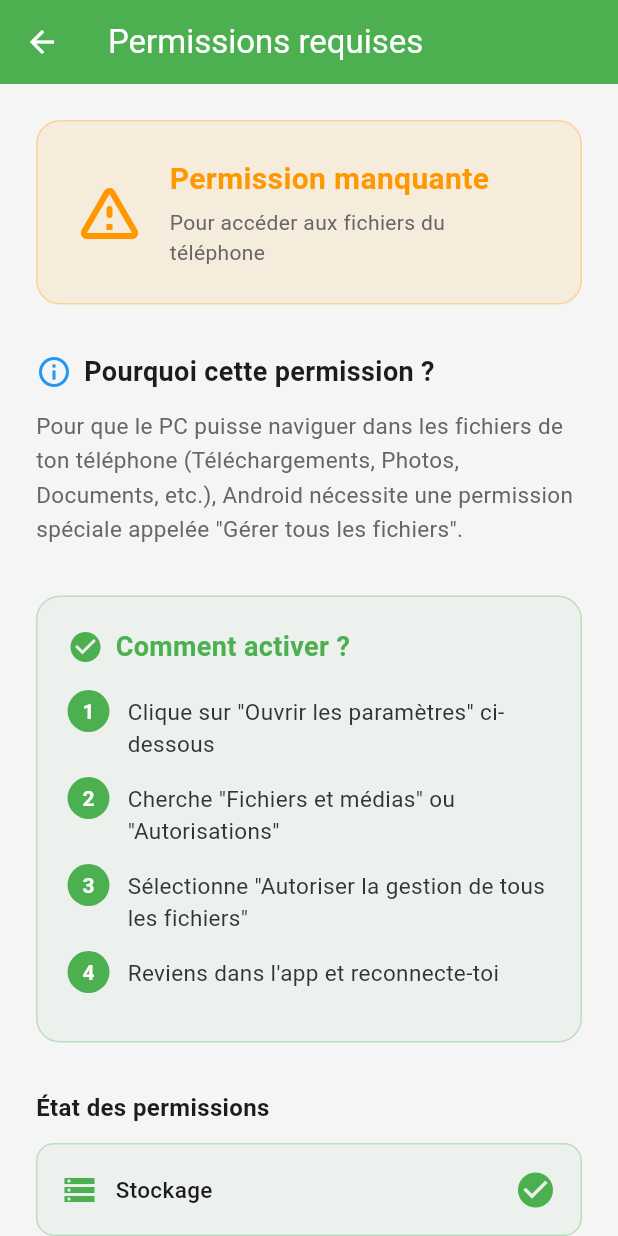
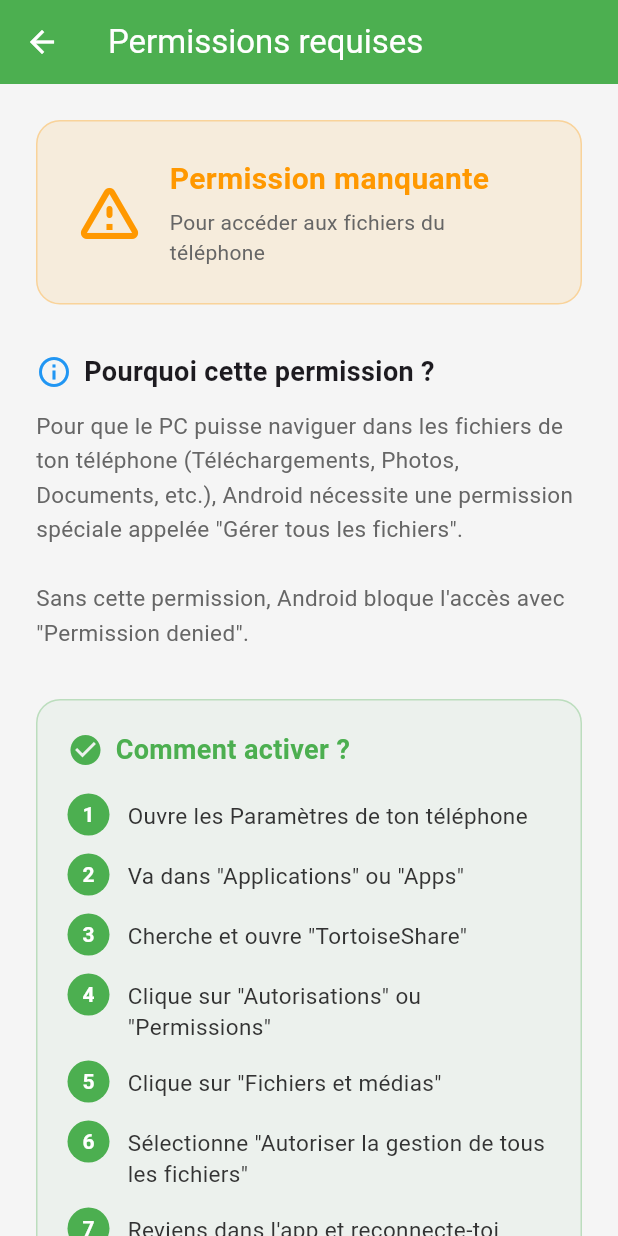
Before and after one commit to wendbenindo/tortoiseshare, a Flutter app: the PermissionsHelpScreen screen opened directly, on a phone screen of 412 x 824 dp. Run offline on Flutter 3.47's test engine with Material 3 defaults, Android fonts, the phone set to English and light mode, and no system bars; our stand-ins replace device_info_plus, file_picker, permission_handler.

Commit message:
work to make file displayed in the the turtoiseshare desktop

```diff
--- a/lib/screens/permissions_help_screen.dart
+++ b/lib/screens/permissions_help_screen.dart
@@ -2,39 +2,8 @@ import 'package:flutter/material.dart';
 import 'package:permission_handler/permission_handler.dart';
 import '../core/colors.dart';
 
-class PermissionsHelpScreen extends StatefulWidget {
+class PermissionsHelpScreen extends StatelessWidget {
   const PermissionsHelpScreen({super.key});
-
-  @override
-  State<PermissionsHelpScreen> createState() => _PermissionsHelpScreenState();
-}
-
-class _PermissionsHelpScreenState extends State<PermissionsHelpScreen> {
-  bool _isChecking = false;
-  PermissionStatus? _storageStatus;
-  PermissionStatus? _manageStorageStatus;
-
-  @override
-  void initState() {
-    super.initState();
-    _checkPermissions();
-  }
-
-  Future<void> _checkPermissions() async {
-    setState(() => _isChecking = true);
-
-    _storageStatus = await Permission.storage.status;
-    _manageStorageStatus = await Permission.manageExternalStorage.status;
-
-    setState(() => _isChecking = false);
-  }
-
-  Future<void> _openSettings() async {
-    await openAppSettings();
-    // Revérifier après retour
-    await Future.delayed(const Duration(seconds: 1));
-    _checkPermissions();
-  }
 
   @override
   Widget build(BuildContext context) {
@@ -57,9 +26,7 @@ class _PermissionsHelpScreenState extends State<PermissionsHelpScreen> {
             const SizedBox(height: 32),
             _buildSolutionSection(),
             const SizedBox(height: 32),
-            _buildPermissionStatus(),
-            const SizedBox(height: 32),
-            _buildActionButton(),
+            _buildActionButton(context),
           ],
         ),
       ),
@@ -128,7 +95,8 @@ class _PermissionsHelpScreenState extends State<PermissionsHelpScreen> {
         Text(
           'Pour que le PC puisse naviguer dans les fichiers de ton téléphone '
           '(Téléchargements, Photos, Documents, etc.), Android nécessite une '
-          'permission spéciale appelée "Gérer tous les fichiers".',
+          'permission spéciale appelée "Gérer tous les fichiers".\n\n'
+          'Sans cette permission, Android bloque l\'accès avec "Permission denied".',
           style: TextStyle(
             fontSize: 15,
             color: AppColors.textSecondary,
@@ -165,10 +133,13 @@ class _PermissionsHelpScreenState extends State<PermissionsHelpScreen> {
             ],
           ),
           const SizedBox(height: 16),
-          _buildStep(1, 'Clique sur "Ouvrir les paramètres" ci-dessous'),
-          _buildStep(2, 'Cherche "Fichiers et médias" ou "Autorisations"'),
-          _buildStep(3, 'Sélectionne "Autoriser la gestion de tous les fichiers"'),
-          _buildStep(4, 'Reviens dans l\'app et reconnecte-toi'),
+          _buildStep(1, 'Ouvre les Paramètres de ton téléphone'),
+          _buildStep(2, 'Va dans "Applications" ou "Apps"'),
+          _buildStep(3, 'Cherche et ouvre "TortoiseShare"'),
+          _buildStep(4, 'Clique sur "Autorisations" ou "Permissions"'),
+          _buildStep(5, 'Clique sur "Fichiers et médias"'),
+          _buildStep(6, 'Sélectionne "Autoriser la gestion de tous les fichiers"'),
+          _buildStep(7, 'Reviens dans l\'app et reconnecte-toi'),
         ],
       ),
     );
@@ -217,144 +188,44 @@ class _PermissionsHelpScreenState extends State<PermissionsHelpScreen> {
     );
   }
 
-  Widget _buildPermissionStatus() {
-    if (_isChecking) {
-      return const Center(child: CircularProgressIndicator());
-    }
-
+  Widget _buildActionButton(BuildContext context) {
     return Column(
-      crossAxisAlignment: CrossAxisAlignment.start,
       children: [
-        Text(
-          'État des permissions',
-          style: TextStyle(
-            fontSize: 16,
-            fontWeight: FontWeight.bold,
-          ),
-        ),
-        const SizedBox(height: 12),
-        _buildPermissionItem(
-          'Stockage',
-          _storageStatus,
-          Icons.storage,
-        ),
-        const SizedBox(height: 8),
-        _buildPermissionItem(
-          'Gérer tous les fichiers',
-          _manageStorageStatus,
-          Icons.folder_open,
-          isImportant: true,
-        ),
-      ],
-    );
-  }
-
-  Widget _buildPermissionItem(
-    String name,
-    PermissionStatus? status,
-    IconData icon, {
-    bool isImportant = false,
-  }) {
-    final isGranted = status?.isGranted ?? false;
-    final color = isGranted ? AppColors.success : AppColors.error;
-
-    return Container(
+        Container(
           padding: const EdgeInsets.all(16),
           decoration: BoxDecoration(
-        color: color.withOpacity(0.05),
+            color: AppColors.info.withOpacity(0.1),
             borderRadius: BorderRadius.circular(12),
-        border: Border.all(
-          color: color.withOpacity(0.3),
-          width: isImportant ? 2 : 1,
-        ),
+            border: Border.all(color: AppColors.info.withOpacity(0.3)),
           ),
           child: Row(
             children: [
-          Icon(icon, color: color, size: 24),
+              Icon(Icons.lightbulb_outline, color: AppColors.info),
               const SizedBox(width: 12),
               Expanded(
-            child: Column(
-              crossAxisAlignment: CrossAxisAlignment.start,
-              children: [
-                Text(
-                  name,
+                child: Text(
+                  'Astuce : Tu peux aussi chercher "Gérer tous les fichiers" '
+                  'directement dans la barre de recherche des Paramètres',
                   style: TextStyle(
-                    fontSize: 15,
-                    fontWeight: isImportant ? FontWeight.bold : FontWeight.w500,
+                    fontSize: 13,
+                    color: AppColors.textSecondary,
+                    height: 1.4,
                   ),
-                ),
-                if (isImportant && !isGranted) ...[
-                  const SizedBox(height: 4),
-                  Text(
-                    '⚠️ Permission requise',
-                    style: TextStyle(
-                      fontSize: 12,
-                      color: AppColors.error,
-                      fontWeight: FontWeight.w500,
                 ),
               ),
             ],
-              ],
           ),
         ),
-          Icon(
-            isGranted ? Icons.check_circle : Icons.cancel,
-            color: color,
-            size: 28,
-          ),
-        ],
-      ),
-    );
-  }
-
-  Widget _buildActionButton() {
-    final allGranted = (_manageStorageStatus?.isGranted ?? false);
-
-    return Column(
-      children: [
+        const SizedBox(height: 24),
         SizedBox(
           width: double.infinity,
           child: ElevatedButton.icon(
-            onPressed: allGranted ? null : _openSettings,
-            icon: Icon(
-              allGranted ? Icons.check_circle : Icons.settings,
-              color: Colors.white,
-            ),
-            label: Text(
-              allGranted ? 'Permissions activées !' : 'Ouvrir les paramètres',
-              style: const TextStyle(
-                color: Colors.white,
-                fontSize: 16,
-                fontWeight: FontWeight.w600,
-              ),
-            ),
-            style: ElevatedButton.styleFrom(
-              backgroundColor: allGranted ? AppColors.success : AppColors.primary,
-              padding: const EdgeInsets.symmetric(vertical: 16),
-              shape: RoundedRectangleBorder(
-                borderRadius: BorderRadius.circular(12),
-              ),
-            ),
-          ),
-        ),
-        const SizedBox(height: 12),
-        TextButton.icon(
-          onPressed: _checkPermissions,
-          icon: Icon(Icons.refresh, color: AppColors.primary),
-          label: Text(
-            'Vérifier à nouveau',
-            style: TextStyle(color: AppColors.primary),
-          ),
-        ),
-        if (allGranted) ...[
-          const SizedBox(height: 12),
-          SizedBox(
-            width: double.infinity,
-            child: ElevatedButton.icon(
-              onPressed: () => Navigator.pop(context, true),
-              icon: const Icon(Icons.arrow_back, color: Colors.white),
+            onPressed: () {
+              openAppSettings();
+            },
+            icon: const Icon(Icons.settings, color: Colors.white),
             label: const Text(
-                'Retour à l\'app',
+              'Ouvrir les Paramètres',
               style: TextStyle(
                 color: Colors.white,
                 fontSize: 16,
@@ -362,7 +233,7 @@ class _PermissionsHelpScreenState extends State<PermissionsHelpScreen> {
               ),
             ),
             style: ElevatedButton.styleFrom(
-                backgroundColor: AppColors.success,
+              backgroundColor: AppColors.primary,
               padding: const EdgeInsets.symmetric(vertical: 16),
               shape: RoundedRectangleBorder(
                 borderRadius: BorderRadius.circular(12),
@@ -371,7 +242,6 @@ class _PermissionsHelpScreenState extends State<PermissionsHelpScreen> {
           ),
         ),
       ],
-      ],
     );
   }
 }
--- a/lib/services/file_browser_service.dart
+++ b/lib/services/file_browser_service.dart
@@ -1,4 +1,5 @@
 import 'dart:io';
+import 'dart:async';
 import 'package:path_provider/path_provider.dart';
 import '../models/remote_file.dart';
 
--- a/pubspec.yaml
+++ b/pubspec.yaml
@@ -12,8 +12,9 @@ dependencies:
     sdk: flutter
   file_picker: ^8.1.4  # Pour sélectionner des fichiers
   path_provider: ^2.1.5  # Pour accéder aux répertoires système
-  permission_handler: ^11.3.0  # Pour demander les permissions
   cupertino_icons: ^1.0.6
+  permission_handler: ^11.3.0
+  device_info_plus: ^10.1.0
 
 dev_dependencies:
   flutter_test:
```
Also changed, not shown: lib/screens/mobile_screen.dart (+84 -30 lines), pubspec.lock. Lines whose indentation alone changed are shown as unchanged.
